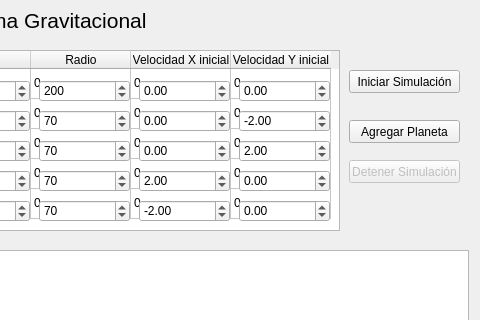
First picture: the form in ParcialFinal/mainwindow.ui, repository juliancruzb/parcialINFO2, before the edit; both pictures show x 391 to 871 and y 0 to 320 of the 871 by 816 pixel window.
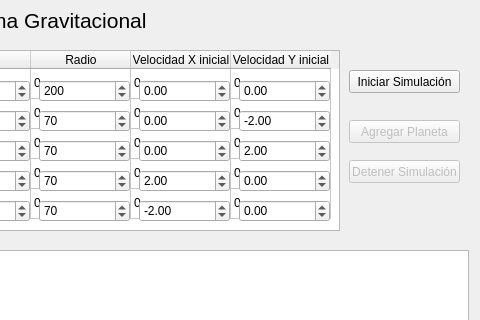
Second picture: the form after the edit.

Diff of the .ui file:
```diff
--- a/ParcialFinal/mainwindow.ui
+++ b/ParcialFinal/mainwindow.ui
@@ -860,6 +860,9 @@
     </property>
    </widget>
    <widget class="QPushButton" name="randomPlanet">
+    <property name="enabled">
+     <bool>false</bool>
+    </property>
     <property name="geometry">
      <rect>
       <x>740</x>
```
